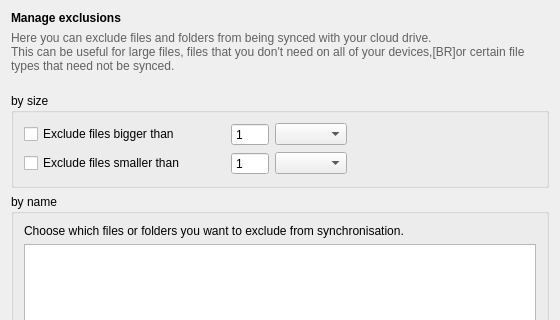
The window that src/MEGASync/syncs/gui/Twoways/win/IgnoresEditingDialog.ui (meganz/MEGAsync) describes before a commit, drawn with Qt 5; both pictures show x 0 to 560 and y 0 to 320 of the 560 by 701 pixel window.
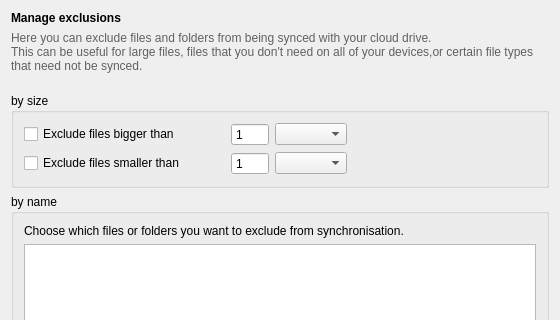
The same window after the commit.

The edit to the form file:
```diff
--- a/src/MEGASync/syncs/gui/Twoways/win/IgnoresEditingDialog.ui
+++ b/src/MEGASync/syncs/gui/Twoways/win/IgnoresEditingDialog.ui
@@ -34,7 +34,7 @@
      </property>
      <property name="text">
       <string>Here you can exclude files and folders from being synced with your cloud drive.
-This can be useful for large files, files that you don't need on all of your devices,[BR]or certain file types that need not be synced.
+This can be useful for large files, files that you don't need on all of your devices,or certain file types that need not be synced.
 </string>
      </property>
      <property name="wordWrap">
```
